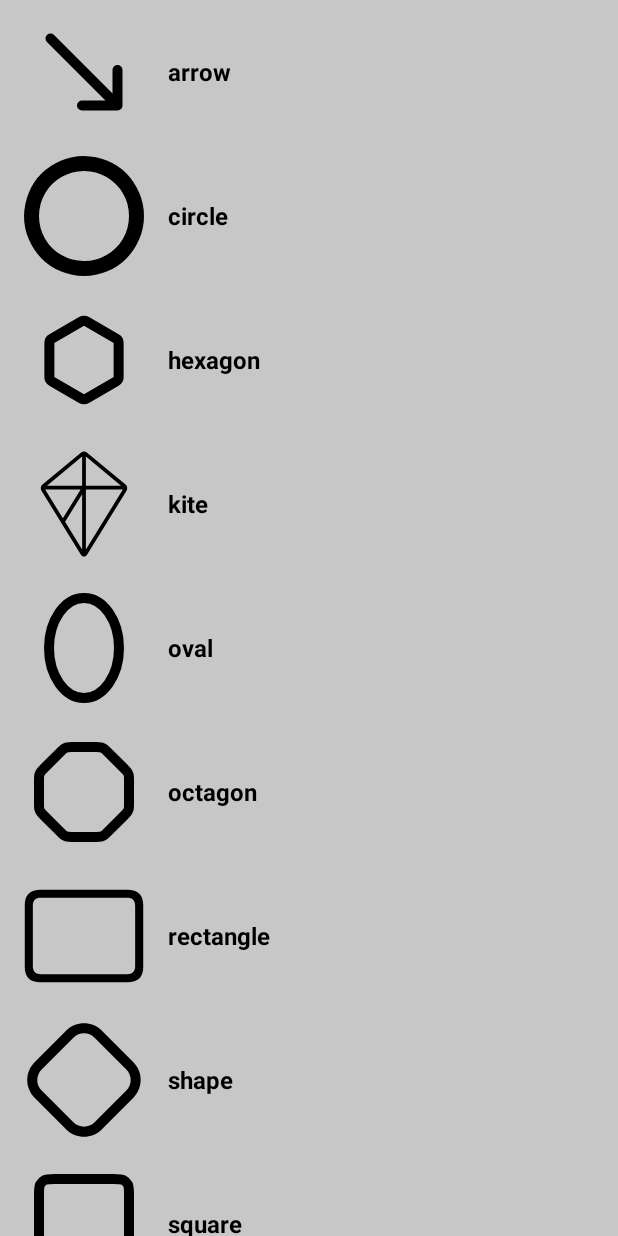
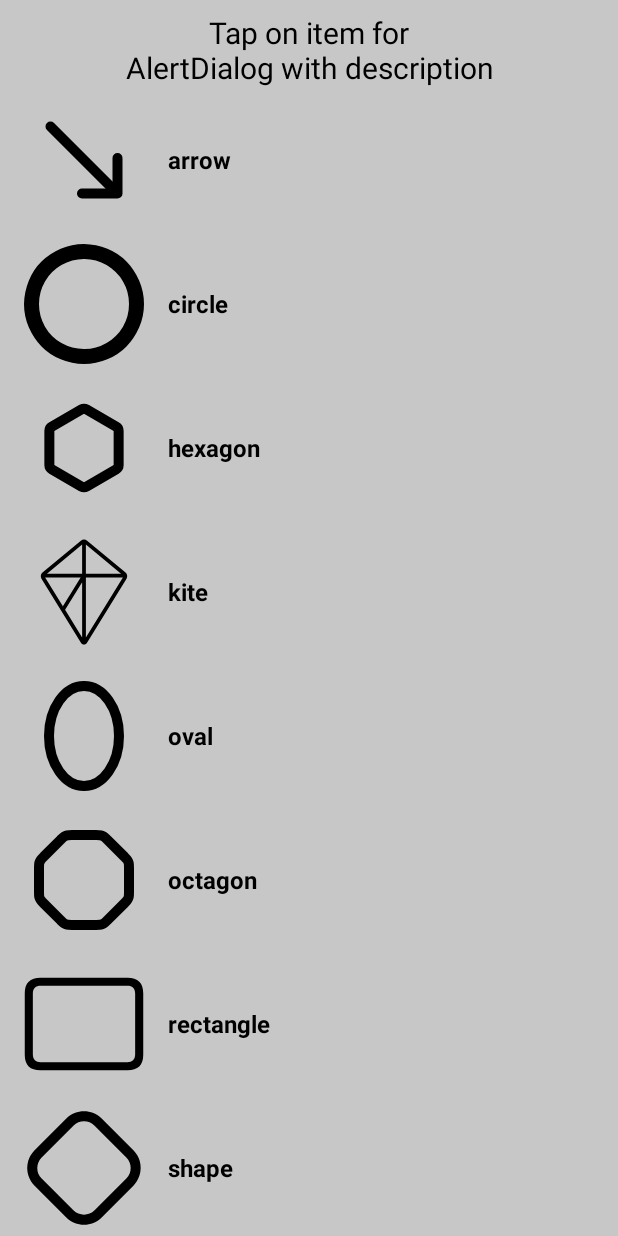
Before and after one commit to nikvladimir/PavliukovAndersen, an Android app: the fragment T1RecyclerViewFragment placed in its activity, on a phone screen of 412 x 824 dp. Run offline under Robolectric (Android 15) with nearby library versions, the phone set to English and light mode, and no system bars; pictures from the network do not load.

Commit message:
added TextView in recyclerView
- added binding
- minor fixes
- edited readme

```diff
--- a/app/src/main/java/com/example/pavliukovexamples/T1RecyclerViewFragment.kt
+++ b/app/src/main/java/com/example/pavliukovexamples/T1RecyclerViewFragment.kt
@@ -7,11 +7,14 @@ import android.view.View
 import android.view.ViewGroup
 import androidx.recyclerview.widget.LinearLayoutManager
 import androidx.recyclerview.widget.RecyclerView
+import com.example.pavliukovexamples.databinding.T1FragmentRecyclerViewBinding
 
 
 class T1RecyclerViewFragment : Fragment() {
     private lateinit var recyclerView: RecyclerView
     private lateinit var shapesArrayList: List<T1DataShapeElement>
+    private lateinit var binding: T1FragmentRecyclerViewBinding
+
 
     override fun onCreate(savedInstanceState: Bundle?) {
         super.onCreate(savedInstanceState)
@@ -20,7 +23,12 @@ class T1RecyclerViewFragment : Fragment() {
 
     override fun onCreateView(
         inflater: LayoutInflater, container: ViewGroup?, savedInstanceState: Bundle?
-    ): View? = inflater.inflate(R.layout.t1_fragment_recycler_view, container, false)
+    ): View {
+        binding = T1FragmentRecyclerViewBinding.inflate(layoutInflater)
+
+        binding.tvRecyclerViewNotification.text = getString(R.string.recycler_view_notification)
+        return binding.root
+    }
 
     override fun onViewCreated(view: View, savedInstanceState: Bundle?) {
         super.onViewCreated(view, savedInstanceState)
--- a/app/src/main/java/com/example/pavliukovexamples/T5GoogleMapsFragment.kt
+++ b/app/src/main/java/com/example/pavliukovexamples/T5GoogleMapsFragment.kt
@@ -75,7 +75,6 @@ class T5GoogleMapsFragment : Fragment() {
                             googleMap.addMarker(MarkerOptions().position(marker5).title("Marker 5"))
 
                             googleMap.animateCamera(CameraUpdateFactory.newLatLngZoom(currentLocation, 12f))
-//                            googleMap.moveCamera(CameraUpdateFactory.newLatLngZoom(currentLocation, 15f))
                         }
                     }
             } catch (e: SecurityException) {
--- a/app/src/main/res/layout/activity_main.xml
+++ b/app/src/main/res/layout/activity_main.xml
@@ -44,6 +44,7 @@
                 android:layout_height="match_parent"
                 android:gravity="center"
                 android:text="@string/night_mode"
+                android:textSize="@dimen/text_size_medium"
                 android:textColor="@color/navTextIconColor"
                 app:thumbTint="@color/switchThumbTint" />
         </LinearLayout>
--- a/app/src/main/res/layout/t1_fragment_edit_text.xml
+++ b/app/src/main/res/layout/t1_fragment_edit_text.xml
@@ -11,7 +11,7 @@
         android:layout_width="wrap_content"
         android:layout_height="wrap_content"
         android:text="@string/here_is_toast_listener"
-        android:textSize="@dimen/little_text_size" />
+        android:textSize="@dimen/text_size_medium" />
 
 
     <EditText
--- a/app/src/main/res/layout/t1_fragment_recycler_view.xml
+++ b/app/src/main/res/layout/t1_fragment_recycler_view.xml
@@ -1,13 +1,25 @@
 <?xml version="1.0" encoding="utf-8"?>
-<FrameLayout xmlns:android="http://schemas.android.com/apk/res/android"
+<LinearLayout xmlns:android="http://schemas.android.com/apk/res/android"
     xmlns:tools="http://schemas.android.com/tools"
     android:layout_width="match_parent"
     android:layout_height="match_parent"
+    android:orientation="vertical"
     tools:context=".T1RecyclerViewFragment">
+
+    <TextView
+        android:id="@+id/tvRecyclerViewNotification"
+        android:layout_width="match_parent"
+        android:layout_height="wrap_content"
+        android:gravity="center"
+        android:text="@string/default_text"
+        android:layout_marginTop="@dimen/margin_small"
+        android:textColor="@color/t1_tv_color"
+        android:textSize="@dimen/text_size_medium" />
 
     <androidx.recyclerview.widget.RecyclerView
         android:id="@+id/t3RecyclerViewNewsFragment"
         android:layout_width="match_parent"
-        android:layout_height="match_parent"
+        android:layout_height="0dp"
+        android:layout_weight="1"
         tools:listitem="@layout/t1_recycler_view_item" />
-</FrameLayout>
+</LinearLayout>
--- a/app/src/main/res/values/dimens.xml
+++ b/app/src/main/res/values/dimens.xml
@@ -8,7 +8,7 @@
     <dimen name="margin_small">8dp</dimen>
     <dimen name="indicator_height">4dp</dimen>
     <dimen name="text_size_very_big">55sp</dimen>
-    <dimen name="text_size_medium">18sp</dimen>
     <dimen name="text_size_big">35sp</dimen>
-    <dimen name="little_text_size">20sp</dimen>
+    <dimen name="text_size_medium">20sp</dimen>
+    <dimen name="text_size_little">18sp</dimen>
 </resources>
--- a/app/src/main/res/values/strings.xml
+++ b/app/src/main/res/values/strings.xml
@@ -3,13 +3,14 @@
     <string name="enter_text">Enter text</string>
     <string name="alert_button">Alert button</string>
 
-    <string name="et_tv_rv_cv">EdT TxtV RecV CustV</string>
+<!--    drawerLayout strings-->
+    <string name="et_tv_rv_cv">EdiT TxtV RecV CustV</string>
     <string name="music_player">Service: Music Player</string>
     <string name="news_list">Network: News list</string>
     <string name="custom_view">Custom View</string>
     <string name="google_maps">Google Maps</string>
-    <string name="disk_info">Disk info</string>
 
+<!--    recyclerView strings-->
     <string name="arrow">arrow</string>
     <string name="circle">circle</string>
     <string name="hexagon">hexagon</string>
@@ -82,5 +83,6 @@
     <string name="thanks">Thanks</string>
     <string name="select_an_artist">Выберите исполнителя:</string>
     <string name="choose_genre">Выберите жанр:</string>
+    <string name="recycler_view_notification">Tap on item for\nAlertDialog with description</string>
 
 </resources>
```
Also changed, not shown: 1 other file.
